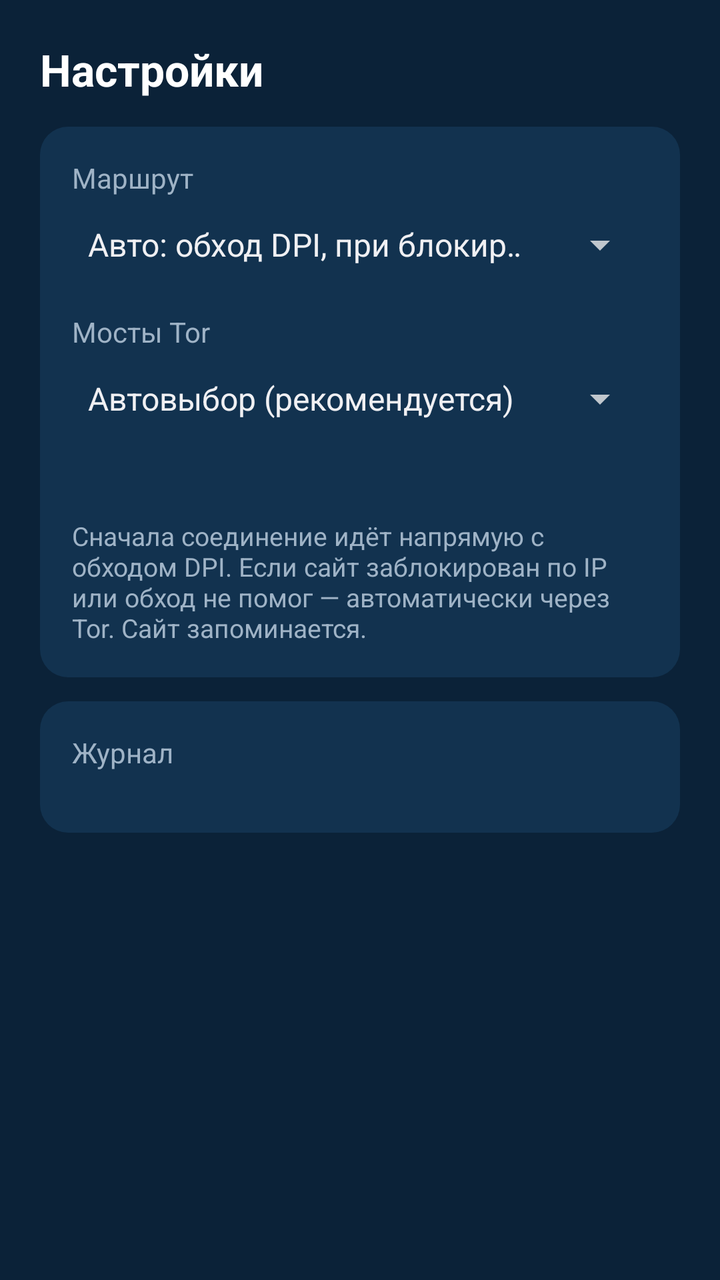
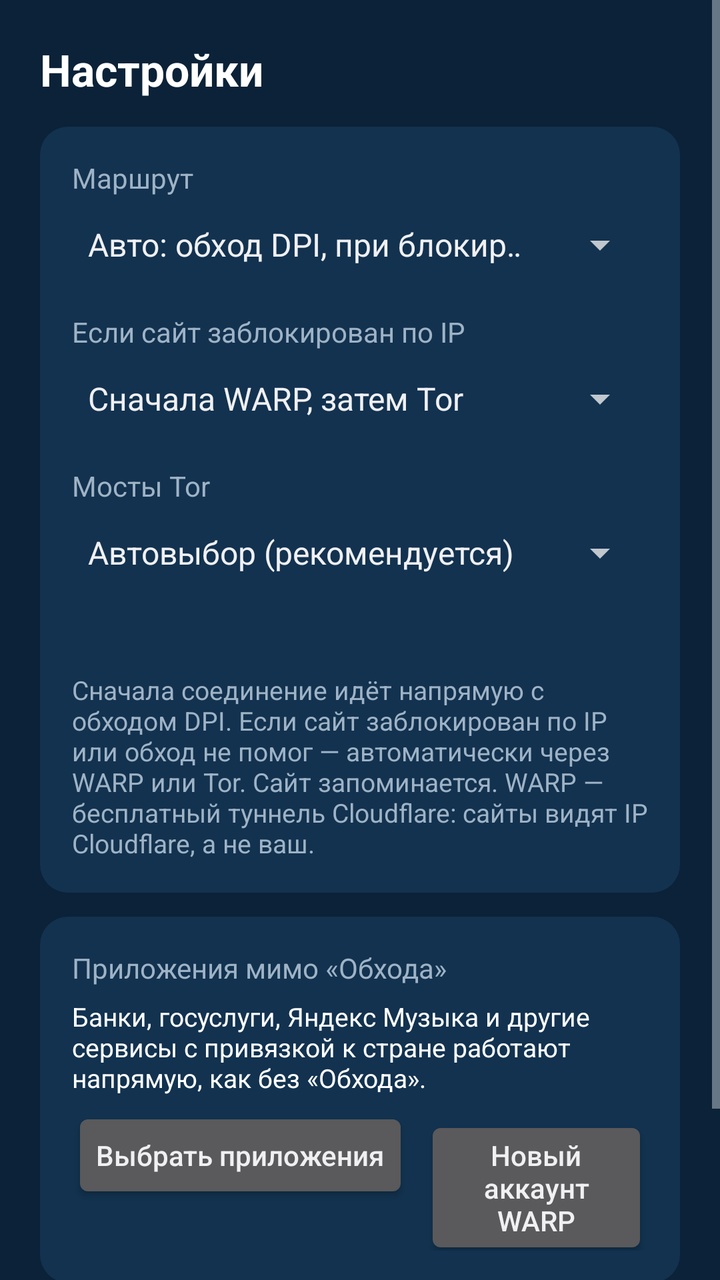

Before-and-after screenshots of an Android layout around one commit, followed by the original layout XML and the change that was made.
<!-- AndroidManifest.xml: application theme AppTheme -->
<!-- res/layout/activity_settings.xml -->
<?xml version="1.0" encoding="utf-8"?>
<ScrollView xmlns:android="http://schemas.android.com/apk/res/android"
    android:layout_width="match_parent"
    android:layout_height="match_parent"
    android:fillViewport="true">

    <LinearLayout
        android:layout_width="match_parent"
        android:layout_height="wrap_content"
        android:orientation="vertical"
        android:padding="20dp">

        <TextView
            android:layout_width="wrap_content"
            android:layout_height="wrap_content"
            android:text="@string/settings"
            android:textColor="#FFFFFF"
            android:textSize="22sp"
            android:textStyle="bold" />

        <LinearLayout
            android:layout_width="match_parent"
            android:layout_height="wrap_content"
            android:layout_marginTop="14dp"
            android:background="@drawable/card"
            android:orientation="vertical"
            android:padding="16dp">

            <TextView
                android:layout_width="wrap_content"
                android:layout_height="wrap_content"
                android:text="@string/route_label"
                android:textColor="@color/muted" />

            <Spinner
                android:id="@+id/route"
                android:layout_width="match_parent"
                android:layout_height="wrap_content"
                android:entries="@array/route_names"
                android:focusable="true"
                android:minHeight="48dp" />

            <TextView
                android:id="@+id/bridgesLabel"
                android:layout_width="wrap_content"
                android:layout_height="wrap_content"
                android:layout_marginTop="10dp"
                android:text="@string/bridges_label"
                android:textColor="@color/muted" />

            <Spinner
                android:id="@+id/bridges"
                android:layout_width="match_parent"
                android:layout_height="wrap_content"
                android:entries="@array/bridge_names"
                android:focusable="true"
                android:minHeight="48dp" />

            <LinearLayout
                android:id="@+id/customBox"
                android:layout_width="match_parent"
                android:layout_height="wrap_content"
                android:orientation="vertical"
                android:visibility="gone">

                <EditText
                    android:id="@+id/custom"
                    android:layout_width="match_parent"
                    android:layout_height="wrap_content"
                    android:gravity="top"
                    android:hint="@string/custom_hint"
                    android:inputType="textMultiLine|textNoSuggestions"
                    android:minLines="3"
                    android:textSize="12sp"
                    android:typeface="monospace" />

                <Button
                    android:id="@+id/saveCustom"
                    android:layout_width="wrap_content"
                    android:layout_height="wrap_content"
                    android:text="@string/save"
                    android:textAllCaps="false" />
            </LinearLayout>

            <TextView
                android:id="@+id/torLine"
                android:layout_width="match_parent"
                android:layout_height="wrap_content"
                android:layout_marginTop="8dp"
                android:textColor="@color/muted"
                android:textSize="13sp" />

            <TextView
                android:layout_width="match_parent"
                android:layout_height="wrap_content"
                android:layout_marginTop="10dp"
                android:text="@string/hint"
                android:textColor="@color/muted"
                android:textSize="13sp" />
        </LinearLayout>

        <LinearLayout
            android:layout_width="match_parent"
            android:layout_height="wrap_content"
            android:layout_marginTop="12dp"
            android:background="@drawable/card"
            android:orientation="vertical"
            android:padding="16dp">

            <TextView
                android:layout_width="wrap_content"
                android:layout_height="wrap_content"
                android:text="@string/log_label"
                android:textColor="@color/muted" />

            <TextView
                android:id="@+id/log"
                android:layout_width="match_parent"
                android:layout_height="wrap_content"
                android:focusable="true"
                android:textColor="#C8CDD3"
                android:textIsSelectable="true"
                android:textSize="11sp"
                android:typeface="monospace" />
        </LinearLayout>
    </LinearLayout>
</ScrollView>
<!-- resources referenced by this layout -->
<resources>
  <string-array name="bridge_names">
          <item>Автовыбор (рекомендуется)</item>
          <item>Snowflake</item>
          <item>obfs4</item>
          <item>meek (Azure)</item>
          <item>Свои мосты</item>
          <item>Без мостов</item>
      </string-array>
  <string-array name="route_names">
          <item>Авто: обход DPI, при блокировке — Tor</item>
          <item>Только обход DPI</item>
          <item>Всё через Tor</item>
      </string-array>
  <color name="muted">#9FB3C6</color>
  <!-- drawable card (drawable) -->
  <?xml version="1.0" encoding="utf-8"?>
  <shape xmlns:android="http://schemas.android.com/apk/res/android" android:shape="rectangle">
      <solid android:color="@color/card" />
      <corners android:radius="14dp" />
  </shape>
  <string name="bridges_label">Мосты Tor</string>
  <string name="custom_hint">Свои мосты obfs4 или webtunnel, по одной строке. Получить: Telegram-бот @GetBridgesBot</string>
  <string name="hint">Сначала соединение идёт напрямую с обходом DPI. Если сайт заблокирован по IP или обход не помог — автоматически через Tor. Сайт запоминается.</string>
  <string name="log_label">Журнал</string>
  <string name="route_label">Маршрут</string>
  <string name="save">Сохранить</string>
  <string name="settings">Настройки</string>
  <style name="AppTheme" parent="android:Theme.DeviceDefault">
          <item name="android:windowBackground">@color/bg</item>
          <item name="android:colorAccent">@color/accent</item>
      </style>
  <color name="card">#12324F</color>
  <color name="bg">#0B2238</color>
  <color name="accent">#2CB88B</color>
</resources>

<!-- the commit's change to res/layout/activity_settings.xml (unified diff, before → after) -->
@@ -37,6 +37,22 @@
                 android:layout_width="match_parent"
                 android:layout_height="wrap_content"
                 android:entries="@array/route_names"
+                android:focusable="true"
+                android:minHeight="48dp" />
+
+            <TextView
+                android:id="@+id/heavyLabel"
+                android:layout_width="wrap_content"
+                android:layout_height="wrap_content"
+                android:layout_marginTop="10dp"
+                android:text="@string/heavy_label"
+                android:textColor="@color/muted" />
+
+            <Spinner
+                android:id="@+id/heavy"
+                android:layout_width="match_parent"
+                android:layout_height="wrap_content"
+                android:entries="@array/heavy_names"
                 android:focusable="true"
                 android:minHeight="48dp" />
 
@@ -110,6 +126,52 @@
             <TextView
                 android:layout_width="wrap_content"
                 android:layout_height="wrap_content"
+                android:text="@string/apps_label"
+                android:textColor="@color/muted" />
+
+            <TextView
+                android:id="@+id/appsInfo"
+                android:layout_width="match_parent"
+                android:layout_height="wrap_content"
+                android:layout_marginTop="6dp"
+                android:text="@string/apps_hint"
+                android:textColor="#FFFFFF"
+                android:textSize="13sp" />
+
+            <LinearLayout
+                android:layout_width="match_parent"
+                android:layout_height="wrap_content"
+                android:layout_marginTop="6dp"
+                android:orientation="horizontal">
+
+                <Button
+                    android:id="@+id/apps"
+                    android:layout_width="wrap_content"
+                    android:layout_height="wrap_content"
+                    android:text="@string/apps_button"
+                    android:textAllCaps="false" />
+
+                <Button
+                    android:id="@+id/warpReset"
+                    android:layout_width="wrap_content"
+                    android:layout_height="wrap_content"
+                    android:layout_marginStart="8dp"
+                    android:text="@string/warp_reset"
+                    android:textAllCaps="false" />
+            </LinearLayout>
+        </LinearLayout>
+
+        <LinearLayout
+            android:layout_width="match_parent"
+            android:layout_height="wrap_content"
+            android:layout_marginTop="12dp"
+            android:background="@drawable/card"
+            android:orientation="vertical"
+            android:padding="16dp">
+
+            <TextView
+                android:layout_width="wrap_content"
+                android:layout_height="wrap_content"
                 android:text="@string/log_label"
                 android:textColor="@color/muted" />
 
<!-- resource entries referenced after the edit -->
@@ -8,9 +8,15 @@
           <item>Свои мосты</item>
           <item>Без мостов</item>
       </string-array>
+  <string-array name="heavy_names">
+          <item>Сначала WARP, затем Tor</item>
+          <item>Только WARP</item>
+          <item>Только Tor</item>
+      </string-array>
   <string-array name="route_names">
-          <item>Авто: обход DPI, при блокировке — Tor</item>
+          <item>Авто: обход DPI, при блокировке — WARP/Tor</item>
           <item>Только обход DPI</item>
+          <item>Всё через WARP (смена IP)</item>
           <item>Всё через Tor</item>
       </string-array>
   <color name="muted">#9FB3C6</color>
@@ -20,13 +26,18 @@
       <solid android:color="@color/card" />
       <corners android:radius="14dp" />
   </shape>
+  <string name="apps_button">Выбрать приложения</string>
+  <string name="apps_hint">Банки, госуслуги, Яндекс Музыка и другие сервисы с привязкой к стране работают напрямую, как без «Обхода».</string>
+  <string name="apps_label">Приложения мимо «Обхода»</string>
   <string name="bridges_label">Мосты Tor</string>
   <string name="custom_hint">Свои мосты obfs4 или webtunnel, по одной строке. Получить: Telegram-бот @GetBridgesBot</string>
-  <string name="hint">Сначала соединение идёт напрямую с обходом DPI. Если сайт заблокирован по IP или обход не помог — автоматически через Tor. Сайт запоминается.</string>
+  <string name="heavy_label">Если сайт заблокирован по IP</string>
+  <string name="hint">Сначала соединение идёт напрямую с обходом DPI. Если сайт заблокирован по IP или обход не помог — автоматически через WARP или Tor. Сайт запоминается. WARP — бесплатный туннель Cloudflare: сайты видят IP Cloudflare, а не ваш.</string>
   <string name="log_label">Журнал</string>
   <string name="route_label">Маршрут</string>
   <string name="save">Сохранить</string>
   <string name="settings">Настройки</string>
+  <string name="warp_reset">Новый аккаунт WARP</string>
   <style name="AppTheme" parent="android:Theme.DeviceDefault">
           <item name="android:windowBackground">@color/bg</item>
           <item name="android:colorAccent">@color/accent</item>
